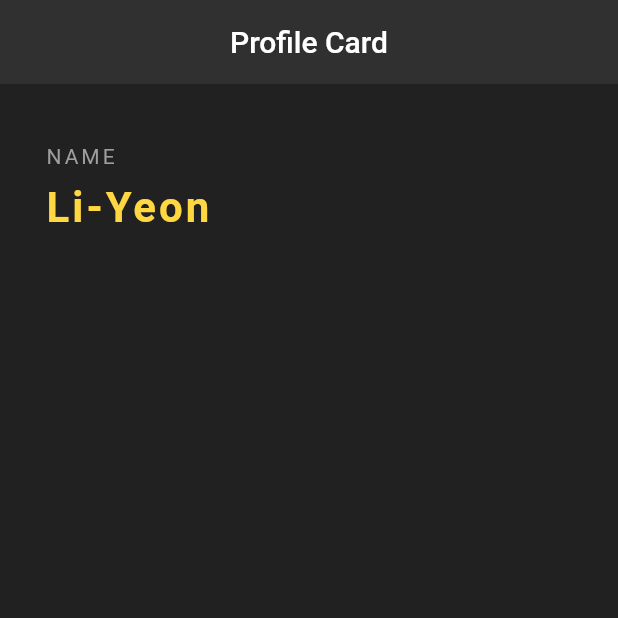
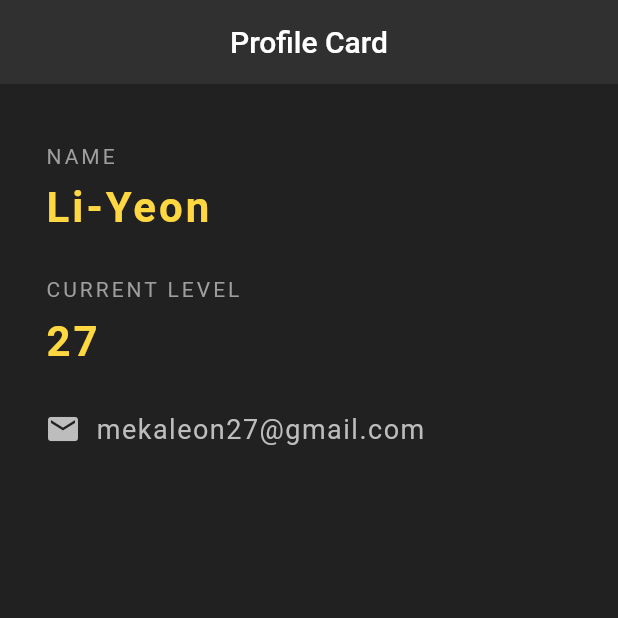
Before and after one commit to Li-Yeon/StaticProfilePageFlutter, a Flutter app: the screen it shows after launch, on a phone screen of 412 x 824 dp, the top half of it. Run offline on Flutter 3.47's test engine with Material 2 defaults, Android fonts, the phone set to English and light mode, and no system bars.

Commit message:
Added icon and email

```diff
--- a/lib/main.dart
+++ b/lib/main.dart
@@ -38,6 +38,40 @@ class ProfileCard extends StatelessWidget {
                 fontWeight: FontWeight.bold
               ),
             ),
+            SizedBox(height: 30),
+            Text(
+              'CURRENT LEVEL',
+              style: TextStyle(
+                color: Colors.grey,
+                letterSpacing: 2
+              ),
+            ),
+            SizedBox(height: 10),
+            Text(
+              '27',
+              style: TextStyle(
+                color: Colors.amberAccent[200],
+                letterSpacing: 2,
+                fontSize: 28,
+                fontWeight: FontWeight.bold
+              ),
+            ),
+            SizedBox(height: 30),
+            Row(
+              children : [
+                Icon(
+                  Icons.email,
+                  color: Colors.grey[400],
+                    ),
+                SizedBox(width: 10),
+                Text('mekaleon27@gmail.com',
+                      style: TextStyle(
+                        color: Colors.grey[400],
+                        fontSize: 18,
+                        letterSpacing: 1
+                      ))
+              ]
+            )
           ],
         ),
       )
```
